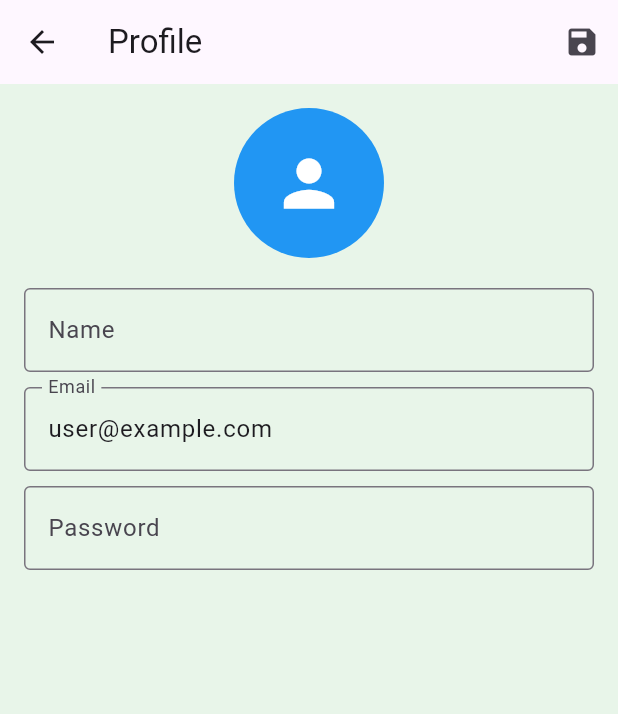
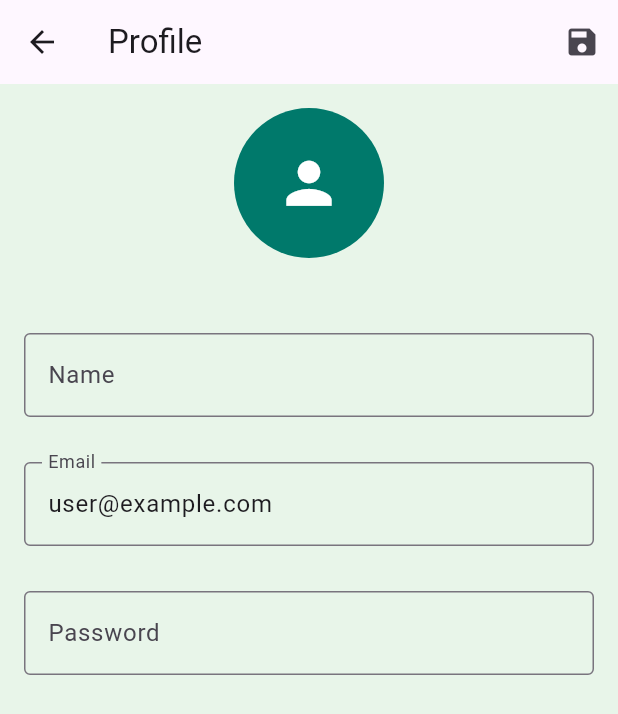
Before and after one commit to saarujan-ui/flutter_project, a Flutter app: the screen it shows after launch, after a tap on "Log In", after a tap on the "person" icon, on a phone screen of 412 x 824 dp. Shown: the top 714 px of the screen. Run offline on Flutter 3.47's test engine with Material 3 defaults, Android fonts, the phone set to English and light mode, and no system bars.

Commit message:
edit spaces in user profile and timer of the splash screen

```diff
--- a/lib/profile_screen.dart
+++ b/lib/profile_screen.dart
@@ -69,22 +69,24 @@ class _ProfileScreenState extends State<ProfileScreen> {
           children: [
             CircleAvatar(
               radius: 50,
-              backgroundColor: Colors.blue,
+              backgroundColor: Colors.teal.shade700,
               child: Icon(
                 Icons.person,
-                size: 50,
+                size: 45,
                 color: Colors.white,
               ),
             ),
-            SizedBox(height: 20),
+            SizedBox(height: 50),
             TextField(
               controller: _nameController,
               decoration: InputDecoration(
                 labelText: 'Name',
+
+
                 border: OutlineInputBorder(),
               ),
             ),
-            SizedBox(height: 10),
+            SizedBox(height: 30),
             TextField(
               controller: _emailController,
               decoration: InputDecoration(
@@ -92,7 +94,7 @@ class _ProfileScreenState extends State<ProfileScreen> {
                 border: OutlineInputBorder(),
               ),
             ),
-            SizedBox(height: 10),
+            SizedBox(height: 30),
             TextField(
               controller: _passwordController,
               obscureText: true,
--- a/lib/splash_screen.dart
+++ b/lib/splash_screen.dart
@@ -14,7 +14,8 @@ class _SplashScreenState extends State<splash_screen> {
   }
 
   _navigateToLogin() async {
-    await Future.delayed(Duration(seconds: 3), () {});
+    await Future.delayed(Duration(seconds: 4), () {});
+
     Navigator.pushReplacement(
       context,
       MaterialPageRoute(builder: (context) => login_screen()),
```
